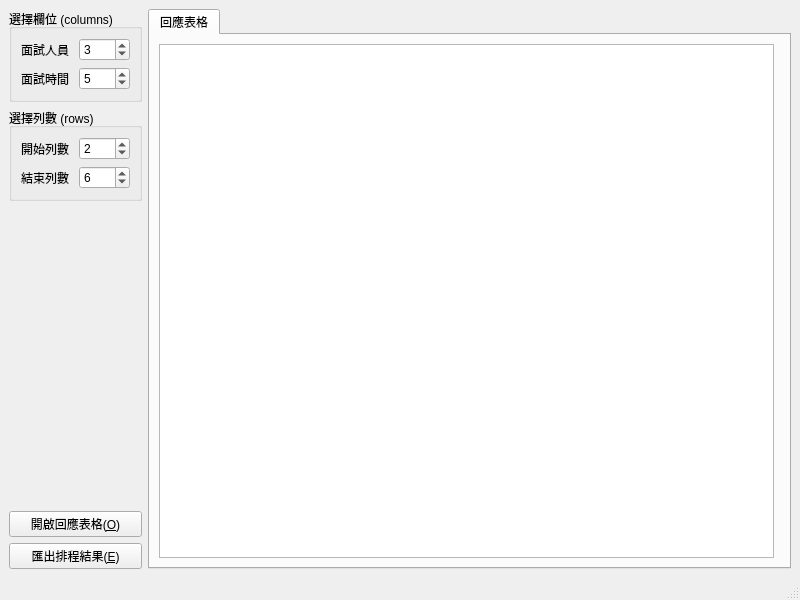
First picture: the form in src/main/resources/base/window.ui, repository redbug312/ntuoc13-interview-scheduler, before the edit.
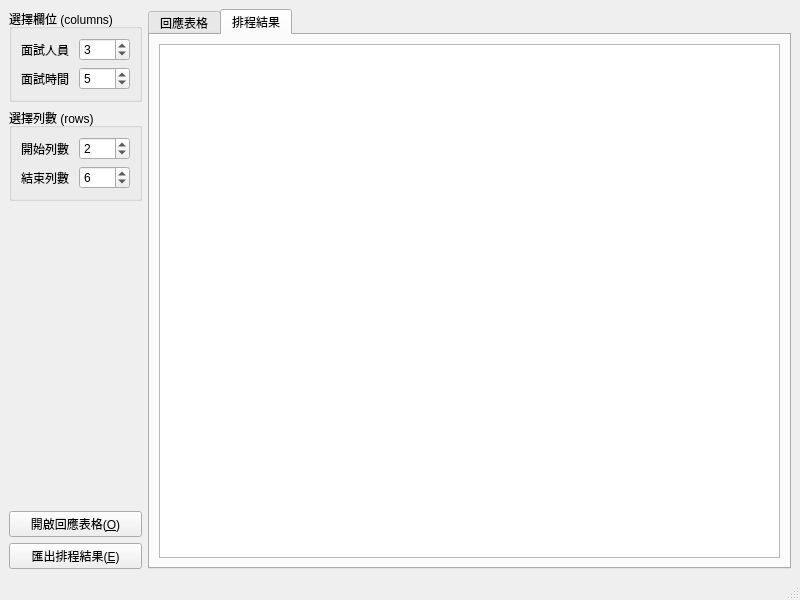
Second picture: the form after the edit. Custom widgets are drawn as their Qt base class.

Commit message: Show output sheet tab when result computed

Patch:
```diff
--- a/src/main/resources/base/window.ui
+++ b/src/main/resources/base/window.ui
@@ -169,7 +169,7 @@
       <item>
        <widget class="QTabWidget" name="tabWidget">
         <property name="currentIndex">
-         <number>0</number>
+         <number>1</number>
         </property>
         <widget class="QWidget" name="tab">
          <attribute name="title">
@@ -194,6 +194,16 @@
           </item>
          </layout>
         </widget>
+        <widget class="QWidget" name="outputSheetTab">
+         <attribute name="title">
+          <string>排程結果</string>
+         </attribute>
+         <layout class="QHBoxLayout" name="horizontalLayout_2">
+          <item>
+           <widget class="QTableView" name="outputTableView"/>
+          </item>
+         </layout>
+        </widget>
        </widget>
       </item>
      </layout>
```
Left out of the diff: 2 changed lines with no effect on the pictures. The commit also changes 2 other files.
